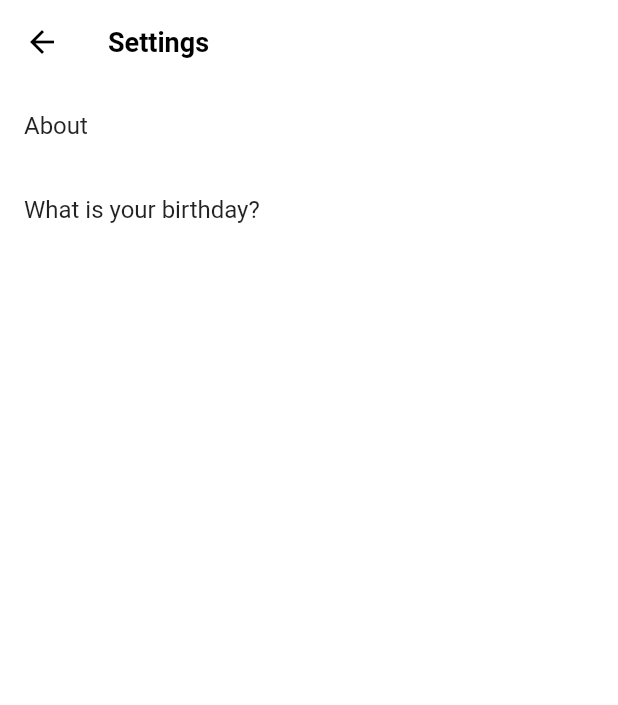
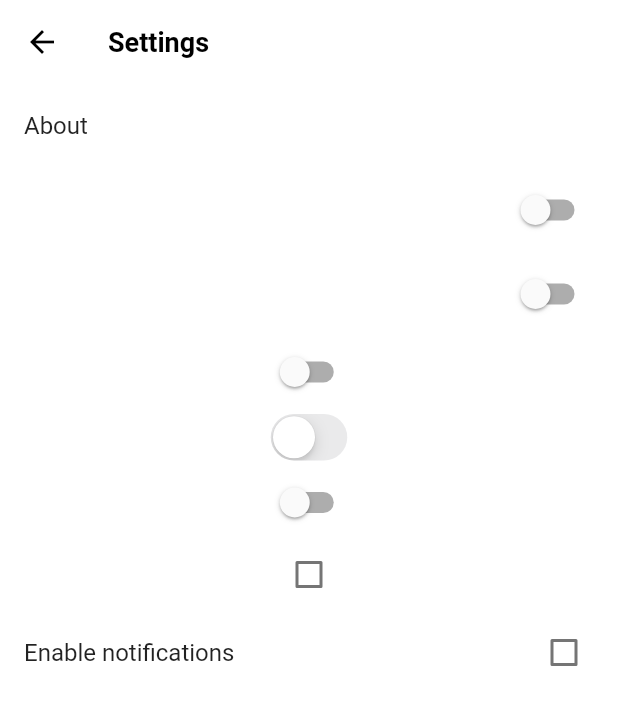
Before and after one commit to sunkeunchoi/flutter_ticktok, a Flutter app: the SettingsScreen screen opened directly, on a phone screen of 412 x 824 dp. Shown: the top 705 px of the screen. Run offline on Flutter 3.47's test engine with Material 2 defaults, Android fonts, the phone set to English and light mode, and no system bars; our stand-ins replace font_awesome_flutter, video_player, visibility_detector; network calls fail.

Commit message:
[feature/settings] SwitchListTile CheckboxListTile

```diff
--- a/lib/features/settings/settings_screen.dart
+++ b/lib/features/settings/settings_screen.dart
@@ -1,7 +1,22 @@
+import 'package:flutter/cupertino.dart';
 import 'package:flutter/material.dart';
 
-class SettingsScreen extends StatelessWidget {
+class SettingsScreen extends StatefulWidget {
   const SettingsScreen({super.key});
+
+  @override
+  State<SettingsScreen> createState() => _SettingsScreenState();
+}
+
+class _SettingsScreenState extends State<SettingsScreen> {
+  bool _notifiactions = false;
+  void _onNotificationsChanged(bool? newValue) {
+    if (newValue == null) return;
+    setState(() {
+      _notifiactions = newValue;
+    });
+  }
+
   @override
   Widget build(BuildContext context) {
     return Scaffold(
@@ -13,38 +28,36 @@ class SettingsScreen extends StatelessWidget {
       body: ListView(
         children: [
           const AboutListTile(),
-          ListTile(
-            onTap: () async {
-              final date = await showDatePicker(
-                context: context,
-                initialDate: DateTime.now(),
-                firstDate: DateTime(1980),
-                lastDate: DateTime(2030),
-              );
-              print(date);
-              final time = await showTimePicker(
-                context: context,
-                initialTime: TimeOfDay.now(),
-              );
-              print(time);
-              final booking = await showDateRangePicker(
-                context: context,
-                firstDate: DateTime(1980),
-                lastDate: DateTime(2030),
-                builder: (context, child) => Theme(
-                  data: ThemeData(
-                    appBarTheme: const AppBarTheme(
-                      foregroundColor: Colors.white,
-                      backgroundColor: Colors.black,
-                    ),
-                  ),
-                  child: child!,
-                ),
-              );
-              print(booking);
-            },
+          SwitchListTile.adaptive(
+            value: _notifiactions,
+            onChanged: _onNotificationsChanged,
+          ),
+          SwitchListTile(
+            value: _notifiactions,
+            onChanged: _onNotificationsChanged,
+          ),
+          Switch.adaptive(
+            value: _notifiactions,
+            onChanged: _onNotificationsChanged,
+          ),
+          CupertinoSwitch(
+            value: _notifiactions,
+            onChanged: _onNotificationsChanged,
+          ),
+          Switch(
+            value: _notifiactions,
+            onChanged: _onNotificationsChanged,
+          ),
+          Checkbox(
+            value: _notifiactions,
+            onChanged: _onNotificationsChanged,
+          ),
+          CheckboxListTile(
+            value: _notifiactions,
+            onChanged: _onNotificationsChanged,
+            activeColor: Colors.black,
             title: const Text(
-              "What is your birthday?",
+              "Enable notifications",
             ),
           ),
         ],
```
